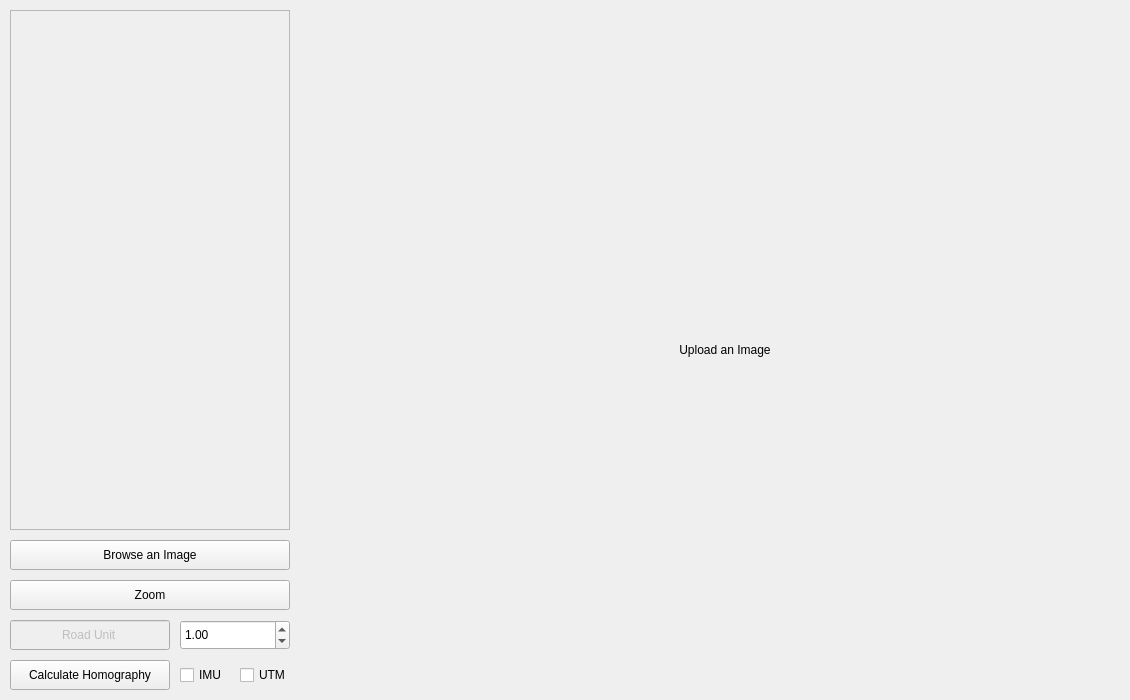
Qt form ui/gui.ui (csonthomisi/tennis-ball-marker-gui) before a commit.
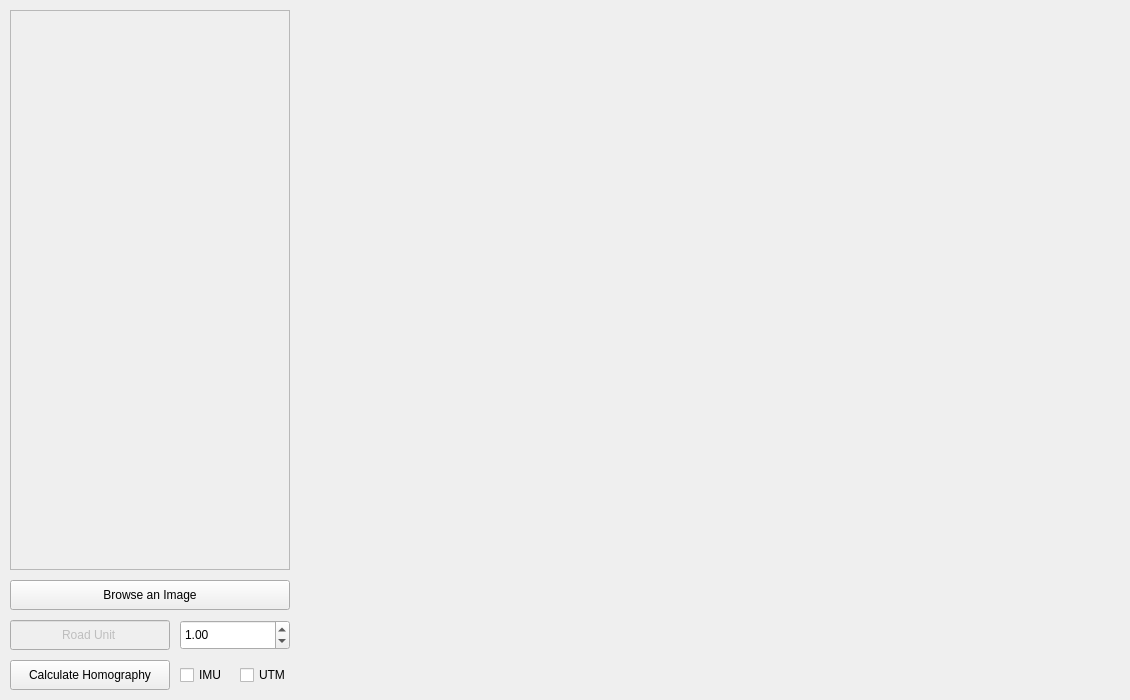
The same form after that commit.

Commit message: adding zoom modification second try

Patch:
```diff
--- a/ui/gui.ui
+++ b/ui/gui.ui
@@ -63,44 +63,13 @@
      <string>Calculate Homography</string>
     </property>
    </widget>
-   <widget class="QLabel" name="image_holder">
-    <property name="enabled">
-     <bool>true</bool>
-    </property>
-    <property name="geometry">
-     <rect>
-      <x>300</x>
-      <y>10</y>
-      <width>850</width>
-      <height>680</height>
-     </rect>
-    </property>
-    <property name="sizePolicy">
-     <sizepolicy hsizetype="Expanding" vsizetype="Expanding">
-      <horstretch>0</horstretch>
-      <verstretch>0</verstretch>
-     </sizepolicy>
-    </property>
-    <property name="mouseTracking">
-     <bool>true</bool>
-    </property>
-    <property name="acceptDrops">
-     <bool>false</bool>
-    </property>
-    <property name="text">
-     <string>Upload an Image</string>
-    </property>
-    <property name="alignment">
-     <set>Qt::AlignCenter</set>
-    </property>
-   </widget>
    <widget class="QScrollArea" name="scrollArea">
     <property name="geometry">
      <rect>
       <x>10</x>
       <y>10</y>
       <width>280</width>
-      <height>520</height>
+      <height>560</height>
      </rect>
     </property>
     <property name="sizePolicy">
@@ -124,7 +93,7 @@
        <x>0</x>
        <y>0</y>
        <width>278</width>
-       <height>518</height>
+       <height>558</height>
       </rect>
      </property>
      <property name="sizePolicy">
@@ -185,24 +154,11 @@
      <double>1.000000000000000</double>
     </property>
    </widget>
-   <widget class="QPushButton" name="zoom_image">
-    <property name="geometry">
-     <rect>
-      <x>10</x>
-      <y>580</y>
-      <width>280</width>
-      <height>30</height>
-     </rect>
-    </property>
-    <property name="text">
-     <string>Zoom</string>
-    </property>
-   </widget>
    <widget class="QPushButton" name="select_image_btn">
     <property name="geometry">
      <rect>
       <x>10</x>
-      <y>540</y>
+      <y>580</y>
       <width>280</width>
       <height>30</height>
      </rect>
@@ -243,6 +199,17 @@
      <string>UTM</string>
     </property>
    </widget>
+   <widget class="QWidget" name="verticalLayoutWidget">
+    <property name="geometry">
+     <rect>
+      <x>300</x>
+      <y>10</y>
+      <width>821</width>
+      <height>681</height>
+     </rect>
+    </property>
+    <layout class="QVBoxLayout" name="image_holder"/>
+   </widget>
   </widget>
  </widget>
  <resources/>
```
The commit also changes 5 other files.
